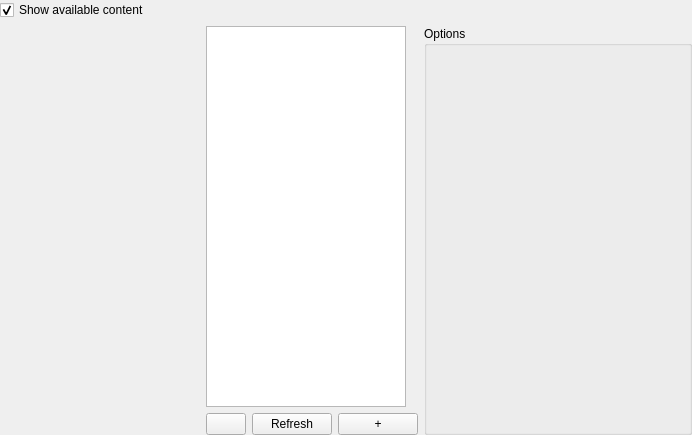
Old version of the form CustomWidgets/panelsongs.ui in the repository RPG-Paper-Maker/RPG-Paper-Maker.
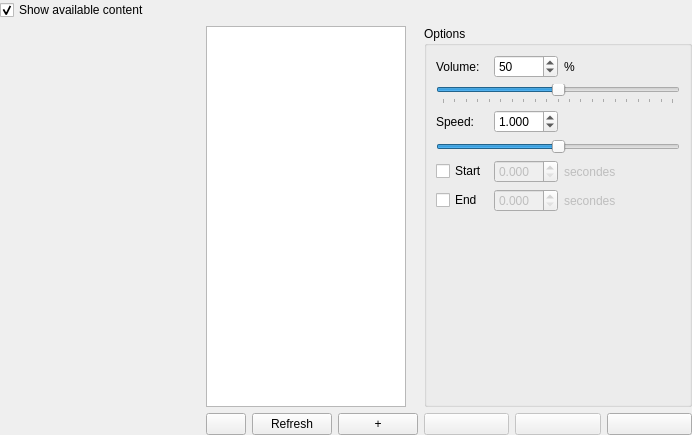
New version of the form. Icons and pictures are not drawn. Custom widgets are drawn as their Qt base class.

The edit to the form file:
```diff
--- a/CustomWidgets/panelsongs.ui
+++ b/CustomWidgets/panelsongs.ui
@@ -27,7 +27,7 @@
     <number>0</number>
    </property>
    <item row="0" column="0">
-    <layout class="QVBoxLayout" name="verticalLayout_4" stretch="0,1">
+    <layout class="QVBoxLayout" name="verticalLayout_3">
      <item>
       <widget class="QCheckBox" name="checkBoxContent">
        <property name="text">
@@ -121,14 +121,222 @@
         </layout>
        </item>
        <item>
-        <layout class="QVBoxLayout" name="verticalLayout_2" stretch="0">
+        <layout class="QVBoxLayout" name="verticalLayout_2" stretch="1,0">
          <item>
           <widget class="QGroupBox" name="groupBox">
            <property name="title">
             <string>Options</string>
            </property>
+           <layout class="QGridLayout" name="gridLayout_3">
+            <item row="0" column="0">
+             <layout class="QGridLayout" name="gridLayout_2">
+              <item row="4" column="1">
+               <widget class="QDoubleSpinBox" name="doubleSpinBoxStart">
+                <property name="enabled">
+                 <bool>false</bool>
+                </property>
+                <property name="decimals">
+                 <number>3</number>
+                </property>
+               </widget>
+              </item>
+              <item row="6" column="0" colspan="4">
+               <spacer name="verticalSpacer">
+                <property name="orientation">
+                 <enum>Qt::Vertical</enum>
+                </property>
+                <property name="sizeHint" stdset="0">
+                 <size>
+                  <width>218</width>
+                  <height>98</height>
+                 </size>
+                </property>
+               </spacer>
+              </item>
+              <item row="5" column="2">
+               <widget class="QLabel" name="labelSeconds2">
+                <property name="enabled">
+                 <bool>false</bool>
+                </property>
+                <property name="text">
+                 <string>secondes</string>
+                </property>
+               </widget>
+              </item>
+              <item row="4" column="3" rowspan="2">
+               <spacer name="horizontalSpacer">
+                <property name="orientation">
+                 <enum>Qt::Horizontal</enum>
+                </property>
+                <property name="sizeHint" stdset="0">
+                 <size>
+                  <width>17</width>
+                  <height>48</height>
+                 </size>
+                </property>
+               </spacer>
+              </item>
+              <item row="0" column="1">
+               <widget class="QSpinBox" name="spinBoxVolume">
+                <property name="maximum">
+                 <number>100</number>
+                </property>
+                <property name="value">
+                 <number>50</number>
+                </property>
+               </widget>
+              </item>
+              <item row="3" column="0" colspan="4">
+               <widget class="QSlider" name="horizontalSliderSpeed">
+                <property name="maximum">
+                 <number>5000</number>
+                </property>
+                <property name="value">
+                 <number>2500</number>
+                </property>
+                <property name="orientation">
+                 <enum>Qt::Horizontal</enum>
+                </property>
+               </widget>
+              </item>
+              <item row="0" column="2" colspan="2">
+               <widget class="QLabel" name="label_3">
+                <property name="text">
+                 <string>%</string>
+                </property>
+               </widget>
+              </item>
+              <item row="2" column="0">
+               <widget class="QLabel" name="label_2">
+                <property name="text">
+                 <string>Speed:</string>
+                </property>
+               </widget>
+              </item>
+              <item row="4" column="0">
+               <widget class="QCheckBox" name="checkBoxStart">
+                <property name="text">
+                 <string>Start</string>
+                </property>
+               </widget>
+              </item>
+              <item row="1" column="0" colspan="4">
+               <widget class="QSlider" name="horizontalSliderVolume">
+                <property name="maximum">
+                 <number>100</number>
+                </property>
+                <property name="singleStep">
+                 <number>1</number>
+                </property>
+                <property name="sliderPosition">
+                 <number>50</number>
+                </property>
+                <property name="tracking">
+                 <bool>true</bool>
+                </property>
+                <property name="orientation">
+                 <enum>Qt::Horizontal</enum>
+                </property>
+                <property name="tickPosition">
+                 <enum>QSlider::TicksBelow</enum>
+                </property>
+                <property name="tickInterval">
+                 <number>5</number>
+                </property>
+               </widget>
+              </item>
+              <item row="5" column="1">
+               <widget class="QDoubleSpinBox" name="doubleSpinBoxEnd">
+                <property name="enabled">
+                 <bool>false</bool>
+                </property>
+                <property name="decimals">
+                 <number>3</number>
+                </property>
+               </widget>
+              </item>
+              <item row="5" column="0">
+               <widget class="QCheckBox" name="checkBoxEnd">
+                <property name="text">
+                 <string>End</string>
+                </property>
+               </widget>
+              </item>
+              <item row="0" column="0">
+               <widget class="QLabel" name="label">
+                <property name="text">
+                 <string>Volume:</string>
+                </property>
+               </widget>
+              </item>
+              <item row="4" column="2">
+               <widget class="QLabel" name="labelSeconds1">
+                <property name="enabled">
+                 <bool>false</bool>
+                </property>
+                <property name="text">
+                 <string>secondes</string>
+                </property>
+               </widget>
+              </item>
+              <item row="2" column="1">
+               <widget class="QDoubleSpinBox" name="doubleSpinBoxSpeed">
+                <property name="decimals">
+                 <number>3</number>
+                </property>
+                <property name="value">
+                 <double>1.000000000000000</double>
+                </property>
+               </widget>
+              </item>
+             </layout>
+            </item>
+           </layout>
           </widget>
          </item>
+         <item>
+          <layout class="QHBoxLayout" name="horizontalLayout_2">
+           <item>
+            <widget class="QPushButton" name="pushButtonPause">
+             <property name="enabled">
+              <bool>false</bool>
+             </property>
+             <property name="text">
+              <string/>
+             </property>
+             <property name="icon">
+              <iconset resource="../ressources.qrc">
+               <normaloff>:/icons/Ressources/pause_song.png</normaloff>:/icons/Ressources/pause_song.png</iconset>
+             </property>
+            </widget>
+           </item>
+           <item>
+            <widget class="QPushButton" name="pushButtonStop">
+             <property name="enabled">
+              <bool>false</bool>
+             </property>
+             <property name="text">
+              <string/>
+             </property>
+             <property name="icon">
+              <iconset resource="../ressources.qrc">
+               <normaloff>:/icons/Ressources/stop_song.png</normaloff>:/icons/Ressources/stop_song.png</iconset>
+             </property>
+            </widget>
+           </item>
+           <item>
+            <widget class="QPushButton" name="pushButtonPlay">
+             <property name="text">
+              <string/>
+             </property>
+             <property name="icon">
+              <iconset resource="../ressources.qrc">
+               <normaloff>:/icons/Ressources/play_song.png</normaloff>:/icons/Ressources/play_song.png</iconset>
+             </property>
+            </widget>
+           </item>
+          </layout>
+         </item>
         </layout>
        </item>
       </layout>
```
